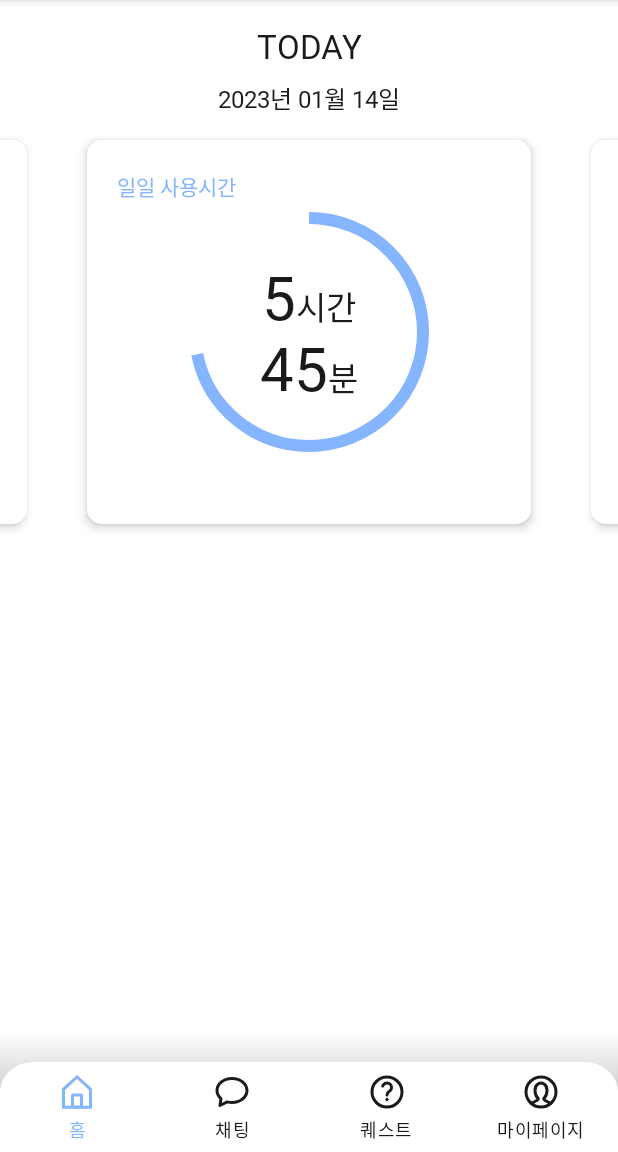
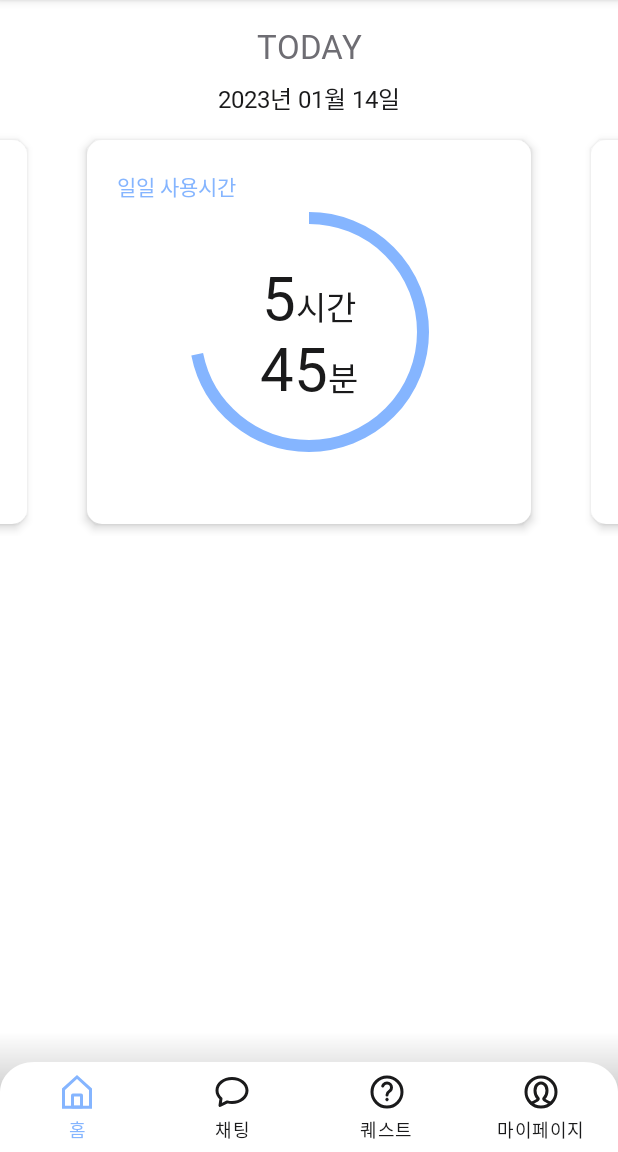
Before and after one commit to Pureum-umc-app/Pureum-FE, an Android app: the screen it shows after launch (MainActivity), on a phone screen of 412 x 824 dp, the part 84-1236 px from its top. Run offline under Robolectric (Android 15) with nearby library versions, the light colour scheme and no system bars; our stand-ins replace data binding, navigation-ui; libraries missing offline, so code that uses them is left out: com.kakao.sdk; 3 statements that could not run were skipped.

Commit message:
[REF] 색상 값 지정

```diff
--- a/app/src/main/res/layout/fragment_usage_time.xml
+++ b/app/src/main/res/layout/fragment_usage_time.xml
@@ -14,9 +14,10 @@
             app:layout_constraintTop_toTopOf="parent"
             app:layout_constraintStart_toStartOf="parent"
             app:layout_constraintEnd_toEndOf="parent"
+            android:text="@string/today"
             android:fontFamily="@font/nanum_square_neo_extrabold"
-            android:text="@string/today"
-            android:textSize="22sp"/>
+            android:textSize="22sp"
+            android:textColor="@color/text2"/>
 
         <TextView
             android:id="@+id/home_date"
@@ -53,7 +54,7 @@
                 android:text="@string/daily_usage_time"
                 android:textSize="14sp"
                 android:fontFamily="@font/nanum_square_neo_bold"
-                android:textColor="?attr/colorPrimary"/>
+                android:textColor="@color/main1"/>
 
             <com.google.android.material.progressindicator.CircularProgressIndicator
                 android:id="@+id/home_usage_time_indicator"
@@ -64,7 +65,8 @@
                 app:layout_constraintStart_toStartOf="parent"
                 app:layout_constraintTop_toTopOf="parent"
                 app:indicatorSize="160dp"
-                android:foregroundTint="@color/black"
+                android:progressBackgroundTint="@color/progressbar_light_grey"
+                android:progressTint="@color/main1"
                 app:trackThickness="8dp"/>
 
             <TextView
```
